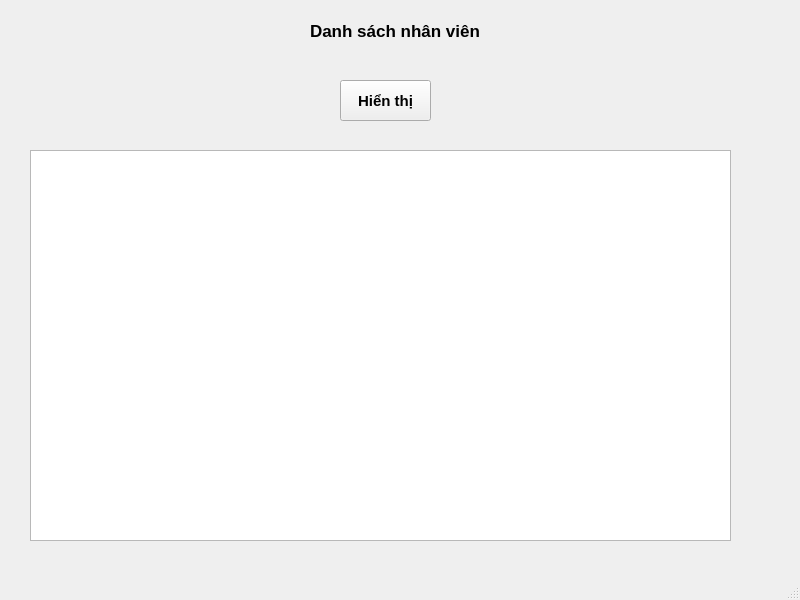
Above: agent.ui from Quan-ITTB/CDN before the change. Below: the same form after it.
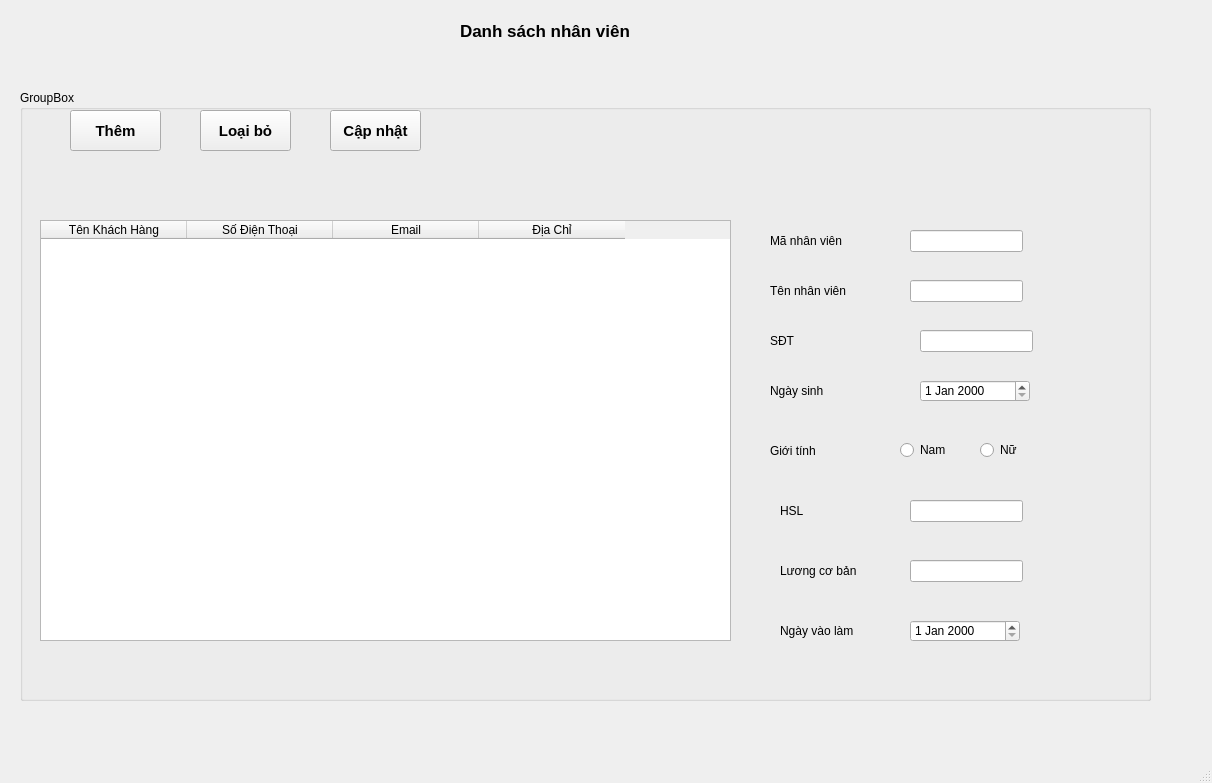
That is the form after the change.

```diff
--- a/agent.ui
+++ b/agent.ui
@@ -6,50 +6,20 @@
    <rect>
     <x>0</x>
     <y>0</y>
-    <width>800</width>
-    <height>600</height>
+    <width>1212</width>
+    <height>783</height>
    </rect>
   </property>
   <property name="windowTitle">
    <string>MainWindow</string>
   </property>
   <widget class="QWidget" name="centralwidget">
-   <widget class="QTableWidget" name="tableWidget">
-    <property name="geometry">
-     <rect>
-      <x>30</x>
-      <y>150</y>
-      <width>701</width>
-      <height>391</height>
-     </rect>
-    </property>
-   </widget>
-   <widget class="QPushButton" name="btnShow">
-    <property name="geometry">
-     <rect>
-      <x>340</x>
-      <y>80</y>
-      <width>91</width>
-      <height>41</height>
-     </rect>
-    </property>
-    <property name="font">
-     <font>
-      <pointsize>11</pointsize>
-      <weight>75</weight>
-      <bold>true</bold>
-     </font>
-    </property>
-    <property name="text">
-     <string>Hiển thị</string>
-    </property>
-   </widget>
    <widget class="QLabel" name="label">
     <property name="geometry">
      <rect>
-      <x>310</x>
+      <x>460</x>
       <y>10</y>
-      <width>201</width>
+      <width>251</width>
       <height>41</height>
      </rect>
     </property>
@@ -64,6 +34,318 @@
      <string>Danh sách nhân viên</string>
     </property>
    </widget>
+   <widget class="QGroupBox" name="groupBox">
+    <property name="geometry">
+     <rect>
+      <x>20</x>
+      <y>90</y>
+      <width>1131</width>
+      <height>611</height>
+     </rect>
+    </property>
+    <property name="title">
+     <string>GroupBox</string>
+    </property>
+    <widget class="QLabel" name="label_2">
+     <property name="geometry">
+      <rect>
+       <x>750</x>
+       <y>180</y>
+       <width>91</width>
+       <height>41</height>
+      </rect>
+     </property>
+     <property name="text">
+      <string>Tên nhân viên</string>
+     </property>
+    </widget>
+    <widget class="QPushButton" name="btnDelete">
+     <property name="geometry">
+      <rect>
+       <x>180</x>
+       <y>20</y>
+       <width>91</width>
+       <height>41</height>
+      </rect>
+     </property>
+     <property name="font">
+      <font>
+       <pointsize>11</pointsize>
+       <weight>75</weight>
+       <bold>true</bold>
+      </font>
+     </property>
+     <property name="text">
+      <string>Loại bỏ</string>
+     </property>
+    </widget>
+    <widget class="QPushButton" name="btnUpdate">
+     <property name="geometry">
+      <rect>
+       <x>310</x>
+       <y>20</y>
+       <width>91</width>
+       <height>41</height>
+      </rect>
+     </property>
+     <property name="font">
+      <font>
+       <pointsize>11</pointsize>
+       <weight>75</weight>
+       <bold>true</bold>
+      </font>
+     </property>
+     <property name="text">
+      <string>Cập nhật</string>
+     </property>
+    </widget>
+    <widget class="QPushButton" name="btnAdd">
+     <property name="geometry">
+      <rect>
+       <x>50</x>
+       <y>20</y>
+       <width>91</width>
+       <height>41</height>
+      </rect>
+     </property>
+     <property name="font">
+      <font>
+       <pointsize>11</pointsize>
+       <weight>75</weight>
+       <bold>true</bold>
+      </font>
+     </property>
+     <property name="text">
+      <string>Thêm</string>
+     </property>
+    </widget>
+    <widget class="QLabel" name="label_3">
+     <property name="geometry">
+      <rect>
+       <x>750</x>
+       <y>130</y>
+       <width>91</width>
+       <height>41</height>
+      </rect>
+     </property>
+     <property name="text">
+      <string>Mã nhân viên</string>
+     </property>
+    </widget>
+    <widget class="QLabel" name="label_4">
+     <property name="geometry">
+      <rect>
+       <x>750</x>
+       <y>230</y>
+       <width>91</width>
+       <height>41</height>
+      </rect>
+     </property>
+     <property name="text">
+      <string>SĐT</string>
+     </property>
+    </widget>
+    <widget class="QLabel" name="label_5">
+     <property name="geometry">
+      <rect>
+       <x>750</x>
+       <y>280</y>
+       <width>91</width>
+       <height>41</height>
+      </rect>
+     </property>
+     <property name="text">
+      <string>Ngày sinh</string>
+     </property>
+    </widget>
+    <widget class="QLabel" name="label_6">
+     <property name="geometry">
+      <rect>
+       <x>750</x>
+       <y>340</y>
+       <width>91</width>
+       <height>41</height>
+      </rect>
+     </property>
+     <property name="text">
+      <string>Giới tính</string>
+     </property>
+    </widget>
+    <widget class="QLabel" name="label_7">
+     <property name="geometry">
+      <rect>
+       <x>760</x>
+       <y>400</y>
+       <width>91</width>
+       <height>41</height>
+      </rect>
+     </property>
+     <property name="text">
+      <string>HSL</string>
+     </property>
+    </widget>
+    <widget class="QLabel" name="label_8">
+     <property name="geometry">
+      <rect>
+       <x>760</x>
+       <y>460</y>
+       <width>91</width>
+       <height>41</height>
+      </rect>
+     </property>
+     <property name="text">
+      <string>Lương cơ bản</string>
+     </property>
+    </widget>
+    <widget class="QLabel" name="label_9">
+     <property name="geometry">
+      <rect>
+       <x>760</x>
+       <y>520</y>
+       <width>91</width>
+       <height>41</height>
+      </rect>
+     </property>
+     <property name="text">
+      <string>Ngày vào làm</string>
+     </property>
+    </widget>
+    <widget class="QLineEdit" name="txt_ma">
+     <property name="geometry">
+      <rect>
+       <x>890</x>
+       <y>140</y>
+       <width>113</width>
+       <height>22</height>
+      </rect>
+     </property>
+    </widget>
+    <widget class="QLineEdit" name="txt_ten">
+     <property name="geometry">
+      <rect>
+       <x>890</x>
+       <y>190</y>
+       <width>113</width>
+       <height>22</height>
+      </rect>
+     </property>
+    </widget>
+    <widget class="QLineEdit" name="txt_sdt">
+     <property name="geometry">
+      <rect>
+       <x>900</x>
+       <y>240</y>
+       <width>113</width>
+       <height>22</height>
+      </rect>
+     </property>
+    </widget>
+    <widget class="QLineEdit" name="txt_hsl">
+     <property name="geometry">
+      <rect>
+       <x>890</x>
+       <y>410</y>
+       <width>113</width>
+       <height>22</height>
+      </rect>
+     </property>
+    </widget>
+    <widget class="QLineEdit" name="txt_luong">
+     <property name="geometry">
+      <rect>
+       <x>890</x>
+       <y>470</y>
+       <width>113</width>
+       <height>22</height>
+      </rect>
+     </property>
+    </widget>
+    <widget class="QDateEdit" name="dateEdit">
+     <property name="geometry">
+      <rect>
+       <x>900</x>
+       <y>290</y>
+       <width>110</width>
+       <height>22</height>
+      </rect>
+     </property>
+    </widget>
+    <widget class="QDateEdit" name="txt_ngayvaolam">
+     <property name="geometry">
+      <rect>
+       <x>890</x>
+       <y>530</y>
+       <width>110</width>
+       <height>22</height>
+      </rect>
+     </property>
+    </widget>
+    <widget class="QRadioButton" name="rb_nam">
+     <property name="geometry">
+      <rect>
+       <x>880</x>
+       <y>350</y>
+       <width>61</width>
+       <height>20</height>
+      </rect>
+     </property>
+     <property name="text">
+      <string>Nam</string>
+     </property>
+    </widget>
+    <widget class="QRadioButton" name="rb_nu">
+     <property name="geometry">
+      <rect>
+       <x>960</x>
+       <y>350</y>
+       <width>51</width>
+       <height>20</height>
+      </rect>
+     </property>
+     <property name="text">
+      <string>Nữ</string>
+     </property>
+    </widget>
+    <widget class="QTableWidget" name="tableWidget_2">
+     <property name="geometry">
+      <rect>
+       <x>20</x>
+       <y>130</y>
+       <width>691</width>
+       <height>421</height>
+      </rect>
+     </property>
+     <property name="columnCount">
+      <number>4</number>
+     </property>
+     <attribute name="horizontalHeaderDefaultSectionSize">
+      <number>146</number>
+     </attribute>
+     <attribute name="horizontalHeaderMinimumSectionSize">
+      <number>48</number>
+     </attribute>
+     <column>
+      <property name="text">
+       <string>Tên Khách Hàng</string>
+      </property>
+     </column>
+     <column>
+      <property name="text">
+       <string>Số Điện Thoại</string>
+      </property>
+     </column>
+     <column>
+      <property name="text">
+       <string>Email</string>
+      </property>
+     </column>
+     <column>
+      <property name="text">
+       <string>Địa Chỉ</string>
+      </property>
+     </column>
+    </widget>
+   </widget>
   </widget>
   <widget class="QMenuBar" name="menubar">
    <property name="geometry">
```
Left out of the diff: 4 changed lines with no effect on the pictures.
